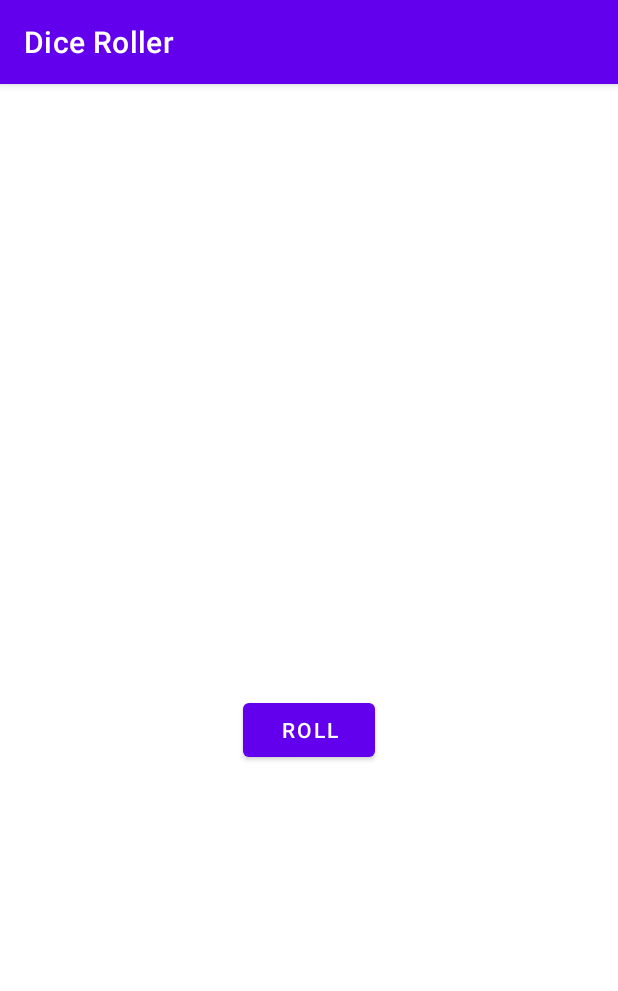
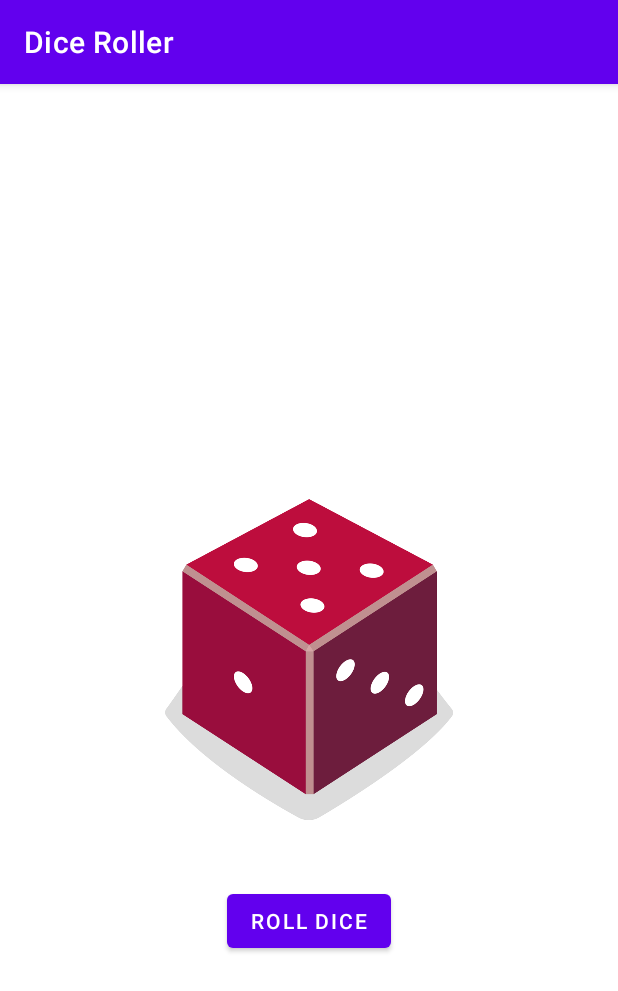
Before and after one commit to irakozetony/gads-kotlin, an Android app: the screen it shows after launch (MainActivity), on a phone screen of 412 x 824 dp. Shown: the top 991 px of the screen. Run offline under Robolectric (Android 15) with nearby library versions, the phone set to English and light mode, and no system bars.

Commit message:
Dice app

```diff
--- a/app/src/main/java/com/yvestony/diceroller/MainActivity.kt
+++ b/app/src/main/java/com/yvestony/diceroller/MainActivity.kt
@@ -2,11 +2,11 @@
 
 import android.os.Bundle
 import android.widget.Button
-import android.widget.TextView
+import android.widget.ImageView
 import androidx.appcompat.app.AppCompatActivity
 
 /**
-* This activity allows the user to roll a dice and view the result
+ * This activity allows the user to roll a dice and view the result
  * on the screen.
  */
 class MainActivity : AppCompatActivity() {
@@ -16,17 +16,36 @@
 
         val rollButton: Button = findViewById(R.id.button)
         rollButton.setOnClickListener { rollDice() }
+//        Do a dice roll when the app starts
+        rollDice()
     }
-/**
-* Roll the dice and update the screen with the result.
- */
+//    Get the view with the diceImage from the layout
+    private val diceImage: ImageView
+        get() {
+            val diceImage: ImageView = findViewById(R.id.imageView)
+            return diceImage
+        }
+
+    /**
+     * Roll the dice and update the screen with the result.
+     */
     private fun rollDice() {
 //    create new Dice object with 6 sides and roll it
         val dice = Dice(6)
         val diceRoll = dice.roll()
-//    Update the value on the screen
-        val resultTextView: TextView = findViewById(R.id.rolledNumber)
-        resultTextView.text = diceRoll.toString()
+//    Determine which drawable resource Id to use based on the dice roll
+        val drawableResource = when (diceRoll) {
+            1 -> R.drawable.dice_1
+            2 -> R.drawable.dice_2
+            3 -> R.drawable.dice_3
+            4 -> R.drawable.dice_4
+            5 -> R.drawable.dice_5
+            else -> R.drawable.dice_6
+        }
+//        Update the ImageView with the correct drawable resource Id
+        diceImage.setImageResource(drawableResource)
+//        Update the content description
+        diceImage.contentDescription = diceRoll.toString()
     }
 }
 
@@ -34,5 +53,7 @@
     /**
      * roll the dice and return a number between 1 and the number of sides
      */
-    fun roll(): Int { return (1..sides).random() }
+    fun roll(): Int {
+        return (1..sides).random()
+    }
 }
--- a/app/src/main/res/layout/activity_main.xml
+++ b/app/src/main/res/layout/activity_main.xml
@@ -6,16 +6,16 @@
     android:layout_height="match_parent"
     tools:context=".MainActivity">
 
-    <TextView
-        android:id="@+id/rolledNumber"
-        android:layout_width="wrap_content"
-        android:layout_height="wrap_content"
-        android:text="@string/rolledNumber"
-        android:textSize="34sp"
+    <ImageView
+        android:id="@+id/imageView"
+        android:layout_width="192dp"
+        android:layout_height="300dp"
+        android:scaleType="centerInside"
         app:layout_constraintBottom_toBottomOf="parent"
         app:layout_constraintEnd_toEndOf="parent"
         app:layout_constraintStart_toStartOf="parent"
-        app:layout_constraintTop_toTopOf="parent" />
+        app:layout_constraintTop_toTopOf="parent"
+        tools:srcCompat="@drawable/dice_1" />
 
     <Button
         android:id="@+id/button"
@@ -24,6 +24,6 @@
         android:text="@string/roll"
         app:layout_constraintEnd_toEndOf="parent"
         app:layout_constraintStart_toStartOf="parent"
-        app:layout_constraintTop_toBottomOf="@+id/rolledNumber" />
+        app:layout_constraintTop_toBottomOf="@+id/imageView" />
 
 </androidx.constraintlayout.widget.ConstraintLayout>
--- a/app/src/main/res/values/strings.xml
+++ b/app/src/main/res/values/strings.xml
@@ -1,5 +1,5 @@
 <resources>
     <string name="app_name">Dice Roller</string>
-    <string name="roll">Roll</string>
+    <string name="roll">Roll Dice</string>
     <string name="rolledNumber">" "</string>
 </resources>
```
Also changed, not shown: app/src/main/res/drawable/dice_1.png (added), app/src/main/res/drawable/dice_2.png (added), app/src/main/res/drawable/dice_3.png (added), app/src/main/res/drawable/dice_4.png (added), app/src/main/res/drawable/dice_5.png (added), app/src/main/res/drawable/dice_6.png (added).
